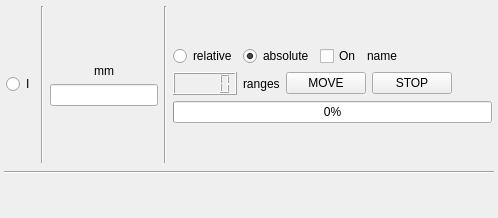
Above: views/ui/widget_stpmtr_axis.ui from Saldenisov/pyconlyse before the change. Below: the same form after it.
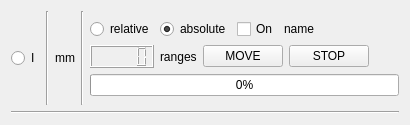
That is the form after the change.

Commit message: stpmtr gui simplified, few methods are done for controller of superclientGUI

Patch:
```diff
--- a/views/ui/widget_stpmtr_axis.ui
+++ b/views/ui/widget_stpmtr_axis.ui
@@ -6,82 +6,53 @@
    <rect>
     <x>0</x>
     <y>0</y>
-    <width>400</width>
-    <height>121</height>
+    <width>410</width>
+    <height>125</height>
    </rect>
   </property>
+  <property name="sizePolicy">
+   <sizepolicy hsizetype="Fixed" vsizetype="Fixed">
+    <horstretch>0</horstretch>
+    <verstretch>0</verstretch>
+   </sizepolicy>
+  </property>
   <property name="windowTitle">
    <string>Form</string>
   </property>
   <layout class="QVBoxLayout" name="verticalLayout">
-   <property name="spacing">
-    <number>0</number>
-   </property>
-   <property name="sizeConstraint">
-    <enum>QLayout::SetFixedSize</enum>
-   </property>
-   <property name="leftMargin">
-    <number>0</number>
-   </property>
-   <property name="topMargin">
-    <number>0</number>
-   </property>
-   <property name="rightMargin">
-    <number>0</number>
-   </property>
-   <property name="bottomMargin">
-    <number>0</number>
-   </property>
-   <item>
-    <layout class="QVBoxLayout" name="mainVL">
-     <property name="sizeConstraint">
-      <enum>QLayout::SetFixedSize</enum>
-     </property>
-     <property name="leftMargin">
-      <number>2</number>
-     </property>
-     <property name="topMargin">
-      <number>2</number>
-     </property>
-     <property name="rightMargin">
-      <number>2</number>
-     </property>
-     <property name="bottomMargin">
-      <number>2</number>
-     </property>
      <item>
       <layout class="QVBoxLayout" name="axisVL0">
        <property name="spacing">
         <number>6</number>
        </property>
        <property name="sizeConstraint">
-        <enum>QLayout::SetFixedSize</enum>
+      <enum>QLayout::SetDefaultConstraint</enum>
        </property>
        <property name="leftMargin">
-        <number>2</number>
+      <number>0</number>
        </property>
        <property name="topMargin">
-        <number>2</number>
+      <number>0</number>
        </property>
        <property name="rightMargin">
-        <number>2</number>
+      <number>0</number>
        </property>
        <property name="bottomMargin">
-        <number>2</number>
+      <number>0</number>
        </property>
        <item>
         <layout class="QHBoxLayout" name="axisHL0">
          <property name="leftMargin">
-          <number>2</number>
+        <number>0</number>
          </property>
          <property name="topMargin">
-          <number>2</number>
+        <number>0</number>
          </property>
          <property name="rightMargin">
-          <number>2</number>
+        <number>0</number>
          </property>
          <property name="bottomMargin">
-          <number>2</number>
+        <number>0</number>
          </property>
          <item>
           <widget class="QRadioButton" name="radioButton_axis">
@@ -122,9 +93,6 @@
              </property>
             </widget>
            </item>
-           <item>
-            <widget class="QLineEdit" name="lineEdit_value"/>
-           </item>
            <item>
             <spacer name="verticalSpacer_value2">
              <property name="orientation">
@@ -284,21 +252,6 @@
           <enum>Qt::Horizontal</enum>
          </property>
         </widget>
-       </item>
-      </layout>
-     </item>
-     <item>
-      <spacer name="verticalSpacer_between">
-       <property name="orientation">
-        <enum>Qt::Vertical</enum>
-       </property>
-       <property name="sizeHint" stdset="0">
-        <size>
-         <width>20</width>
-         <height>40</height>
-        </size>
-       </property>
-      </spacer>
      </item>
     </layout>
    </item>
```
Left out of the diff: 4 changed lines with no effect on the pictures. Lines whose indentation alone changed are shown as unchanged. The commit also changes 9 other files.
